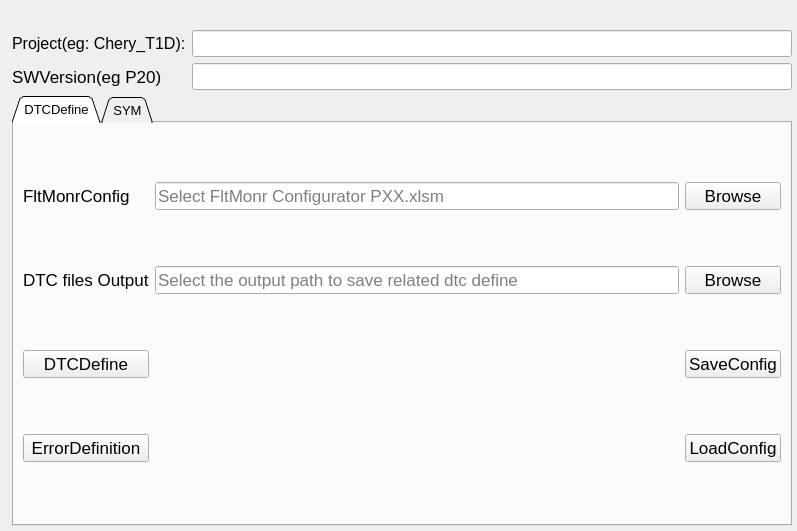
Qt form DTCDefine_SymFile/Ui_DTCDefine_SYM.ui (victoryang126/MiniTool_SWV) before a commit.
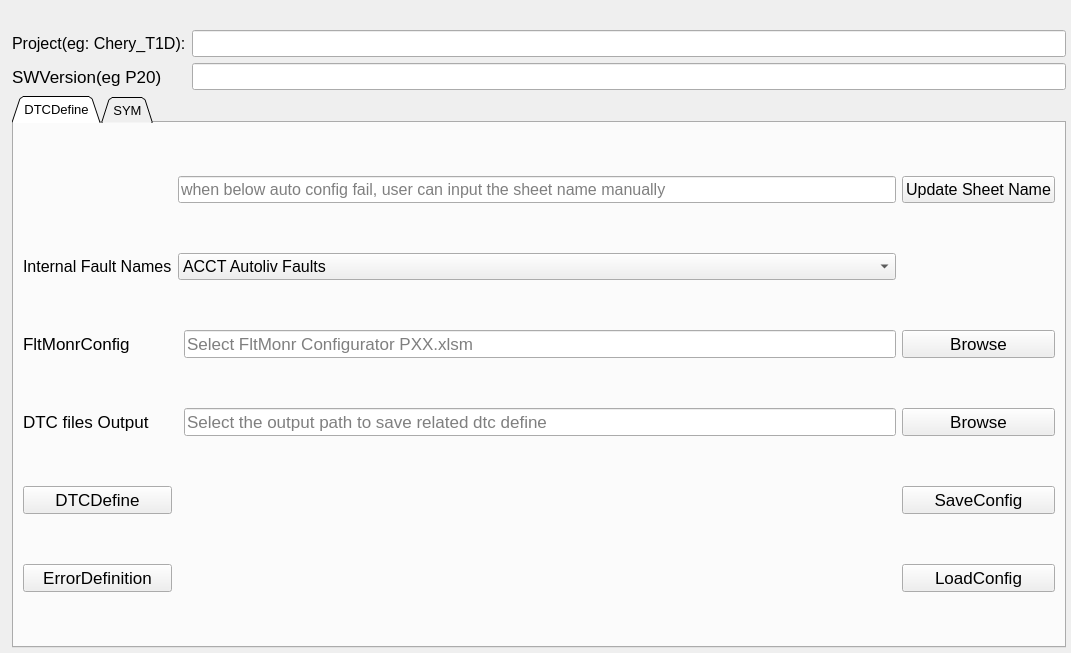
The same form after that commit. The open tabs and pages were chosen to show the change.

Commit message: 2022/12/10 1. add logic when related test case tracker don't have test method files, test run tracker don't have test inforamtion filed tool will auto delete related filed in the customer fileds 2. update DTCDefine_SYMWidget.py, add logic to config the internal fault sheet name

Patch:
```diff
--- a/DTCDefine_SymFile/Ui_DTCDefine_SYM.ui
+++ b/DTCDefine_SymFile/Ui_DTCDefine_SYM.ui
@@ -6,8 +6,8 @@
    <rect>
     <x>0</x>
     <y>0</y>
-    <width>797</width>
-    <height>531</height>
+    <width>1071</width>
+    <height>653</height>
    </rect>
   </property>
   <property name="windowTitle">
@@ -92,34 +92,7 @@
        <string>DTCDefine</string>
       </attribute>
       <layout class="QGridLayout" name="gridLayout">
-       <item row="0" column="0">
-        <widget class="QLabel" name="Label_FltMonrConfig">
-         <property name="font">
-          <font>
-           <pointsize>13</pointsize>
-          </font>
-         </property>
-         <property name="text">
-          <string>FltMonrConfig</string>
-         </property>
-        </widget>
-       </item>
-       <item row="1" column="1">
-        <widget class="QLineEdit" name="LE_DTC_OutPut">
-         <property name="font">
-          <font>
-           <pointsize>13</pointsize>
-          </font>
-         </property>
-         <property name="readOnly">
-          <bool>true</bool>
-         </property>
-         <property name="placeholderText">
-          <string>Select the output path to save related dtc define</string>
-         </property>
-        </widget>
-       </item>
-       <item row="1" column="0">
+       <item row="3" column="0">
         <widget class="QLabel" name="label_DTCOutPut">
          <property name="font">
           <font>
@@ -131,34 +104,63 @@
          </property>
         </widget>
        </item>
-       <item row="0" column="1">
-        <widget class="QLineEdit" name="LE_FltMonrConfig">
+       <item row="4" column="3">
+        <widget class="QPushButton" name="BT_SaveConfig">
          <property name="font">
           <font>
            <pointsize>13</pointsize>
           </font>
          </property>
-         <property name="readOnly">
-          <bool>true</bool>
-         </property>
-         <property name="placeholderText">
-          <string>Select FltMonr Configurator PXX.xlsm</string>
-         </property>
-        </widget>
-       </item>
-       <item row="0" column="2">
-        <widget class="QPushButton" name="BT_FltMonrConfig">
-         <property name="font">
-          <font>
-           <pointsize>13</pointsize>
-          </font>
+         <property name="toolTip">
+          <string extracomment="Generate AA_Project_DTCdefine/nterpreteVeoneerCode_function_PXX.ts"/>
          </property>
          <property name="text">
-          <string>Browse</string>
+          <string>SaveConfig</string>
          </property>
         </widget>
        </item>
        <item row="2" column="0">
+        <widget class="QLabel" name="Label_FltMonrConfig">
+         <property name="font">
+          <font>
+           <pointsize>13</pointsize>
+          </font>
+         </property>
+         <property name="text">
+          <string>FltMonrConfig</string>
+         </property>
+        </widget>
+       </item>
+       <item row="1" column="1" colspan="2">
+        <widget class="QComboBox" name="comboBox_InternalFaultSheet">
+         <property name="font">
+          <font>
+           <pointsize>12</pointsize>
+          </font>
+         </property>
+         <property name="toolTip">
+          <string>when load the FltMonr, this value will be updated automatically</string>
+         </property>
+         <item>
+          <property name="text">
+           <string>ACCT Autoliv Faults</string>
+          </property>
+         </item>
+        </widget>
+       </item>
+       <item row="1" column="0">
+        <widget class="QLabel" name="label">
+         <property name="font">
+          <font>
+           <pointsize>12</pointsize>
+          </font>
+         </property>
+         <property name="text">
+          <string>Internal Fault Names</string>
+         </property>
+        </widget>
+       </item>
+       <item row="4" column="0">
         <widget class="QPushButton" name="BT_Generate_DTCDefine">
          <property name="font">
           <font>
@@ -173,7 +175,22 @@
          </property>
         </widget>
        </item>
-       <item row="1" column="2">
+       <item row="2" column="2">
+        <widget class="QLineEdit" name="LE_FltMonrConfig">
+         <property name="font">
+          <font>
+           <pointsize>13</pointsize>
+          </font>
+         </property>
+         <property name="readOnly">
+          <bool>true</bool>
+         </property>
+         <property name="placeholderText">
+          <string>Select FltMonr Configurator PXX.xlsm</string>
+         </property>
+        </widget>
+       </item>
+       <item row="3" column="3">
         <widget class="QPushButton" name="BT_DTC_OutPut">
          <property name="font">
           <font>
@@ -185,7 +202,49 @@
          </property>
         </widget>
        </item>
-       <item row="3" column="0">
+       <item row="5" column="3">
+        <widget class="QPushButton" name="BT_LoadConfig">
+         <property name="font">
+          <font>
+           <pointsize>13</pointsize>
+          </font>
+         </property>
+         <property name="toolTip">
+          <string extracomment="Generate AA_Project_DTCdefine/nterpreteVeoneerCode_function_PXX.ts"/>
+         </property>
+         <property name="text">
+          <string>LoadConfig</string>
+         </property>
+        </widget>
+       </item>
+       <item row="3" column="2">
+        <widget class="QLineEdit" name="LE_DTC_OutPut">
+         <property name="font">
+          <font>
+           <pointsize>13</pointsize>
+          </font>
+         </property>
+         <property name="readOnly">
+          <bool>true</bool>
+         </property>
+         <property name="placeholderText">
+          <string>Select the output path to save related dtc define</string>
+         </property>
+        </widget>
+       </item>
+       <item row="2" column="3">
+        <widget class="QPushButton" name="BT_FltMonrConfig">
+         <property name="font">
+          <font>
+           <pointsize>13</pointsize>
+          </font>
+         </property>
+         <property name="text">
+          <string>Browse</string>
+         </property>
+        </widget>
+       </item>
+       <item row="5" column="0">
         <widget class="QPushButton" name="BT_Generate_ErrorDefinition">
          <property name="font">
           <font>
@@ -200,33 +259,30 @@
          </property>
         </widget>
        </item>
-       <item row="2" column="2">
-        <widget class="QPushButton" name="BT_SaveConfig">
+       <item row="0" column="1" colspan="2">
+        <widget class="QLineEdit" name="LE_InternalFaultSheet">
          <property name="font">
           <font>
-           <pointsize>13</pointsize>
+           <pointsize>12</pointsize>
           </font>
          </property>
-         <property name="toolTip">
-          <string extracomment="Generate AA_Project_DTCdefine/nterpreteVeoneerCode_function_PXX.ts"/>
-         </property>
-         <property name="text">
-          <string>SaveConfig</string>
+         <property name="placeholderText">
+          <string>when below auto config fail, user can input the sheet name manually</string>
          </property>
         </widget>
        </item>
-       <item row="3" column="2">
-        <widget class="QPushButton" name="BT_LoadConfig">
+       <item row="0" column="3">
+        <widget class="QPushButton" name="BT_UpdateSheetName">
          <property name="font">
           <font>
-           <pointsize>13</pointsize>
+           <pointsize>12</pointsize>
           </font>
          </property>
          <property name="toolTip">
           <string extracomment="Generate AA_Project_DTCdefine/nterpreteVeoneerCode_function_PXX.ts"/>
          </property>
          <property name="text">
-          <string>LoadConfig</string>
+          <string>Update Sheet Name</string>
          </property>
         </widget>
        </item>
```
Left out of the diff: 5 changed lines with no effect on the pictures. The commit also changes 5 other files.
